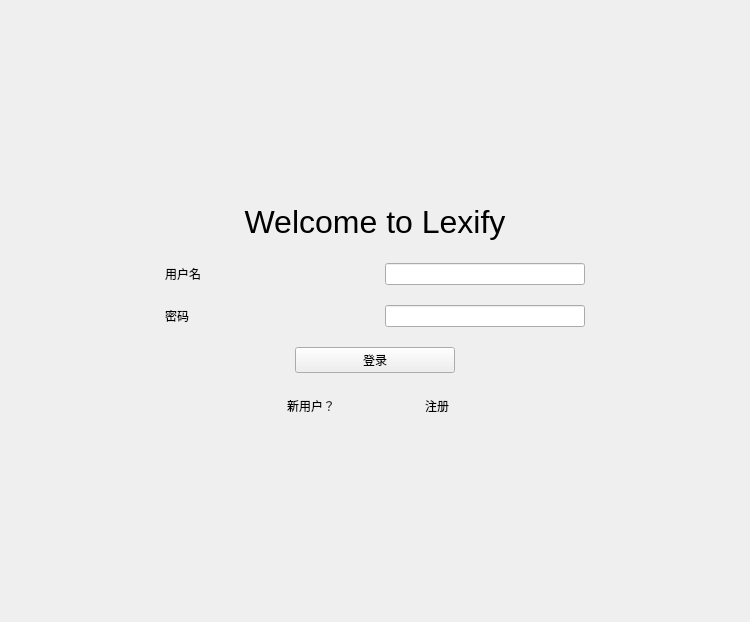
Old version of the form frontend/view/login.ui in the repository martin-cao/Lexify.
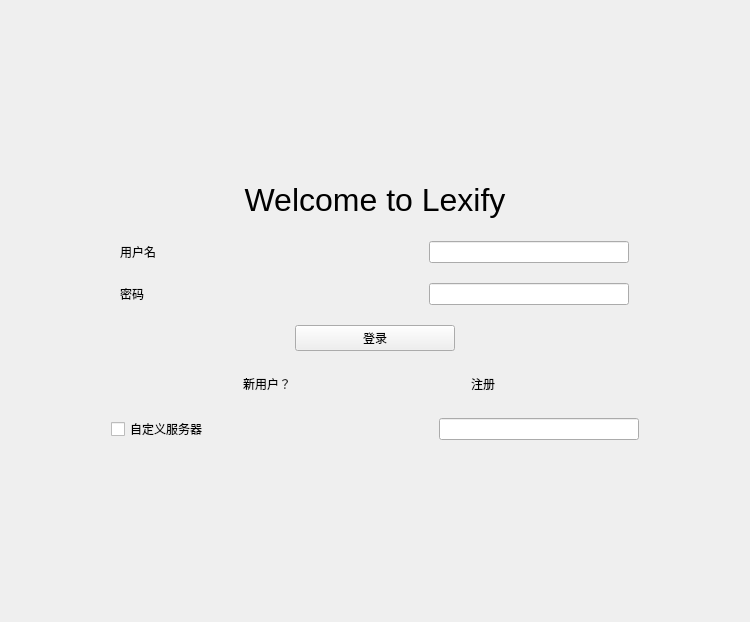
New version of the form.

Commit message:
feat(frontend): Add logout button in settings and server url edit during login
> now the dev is truly over

The edit to the form file:
```diff
--- a/frontend/view/login.ui
+++ b/frontend/view/login.ui
@@ -223,6 +223,42 @@
        </item>
       </layout>
      </item>
+     <item>
+      <layout class="QHBoxLayout" name="horizontalLayout_4">
+       <property name="spacing">
+        <number>20</number>
+       </property>
+       <property name="sizeConstraint">
+        <enum>QLayout::SizeConstraint::SetDefaultConstraint</enum>
+       </property>
+       <property name="leftMargin">
+        <number>80</number>
+       </property>
+       <property name="rightMargin">
+        <number>80</number>
+       </property>
+       <item>
+        <widget class="QCheckBox" name="checkBox_login_devmode">
+         <property name="text">
+          <string>自定义服务器</string>
+         </property>
+        </widget>
+       </item>
+       <item>
+        <widget class="QLineEdit" name="lineEdit_login_server_url">
+         <property name="maximumSize">
+          <size>
+           <width>200</width>
+           <height>16777215</height>
+          </size>
+         </property>
+         <property name="echoMode">
+          <enum>QLineEdit::EchoMode::Normal</enum>
+         </property>
+        </widget>
+       </item>
+      </layout>
+     </item>
     </layout>
    </item>
   </layout>
```
The commit also changes 10 other files.
